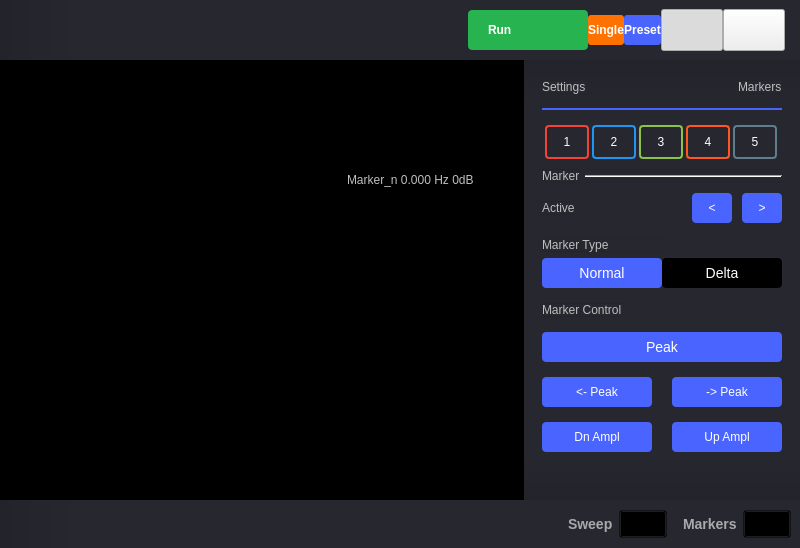
The window that ui/spectrum_analyzer.ui (analogdevicesinc/scopy) describes before a commit, drawn with Qt 5.
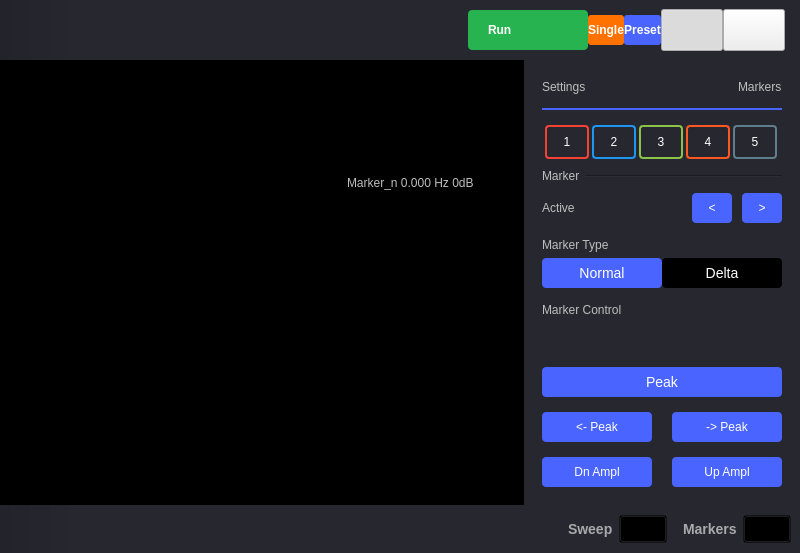
The same window after the commit. Icons and pictures are not drawn. Custom widgets are drawn as their Qt base class.

Commit message:
SpectrumAnalyzer: Add spin button to control fixed markers position
Besides changing the marker position using drag and drop the user should
also have the option to change the frequency manually by typing the
desired frequency at which the marker should be positioned at.

Patch:
```diff
--- a/ui/spectrum_analyzer.ui
+++ b/ui/spectrum_analyzer.ui
@@ -7,7 +7,7 @@
     <x>0</x>
     <y>0</y>
     <width>800</width>
-    <height>548</height>
+    <height>553</height>
    </rect>
   </property>
   <property name="windowTitle">
@@ -439,7 +439,13 @@
         <item>
          <widget class="adiscope::MenuAnim" name="rightMenu" native="true">
           <property name="styleSheet">
-           <string notr="true">background-color: qlineargradient(spread:pad, x1:0, y1:0, x2:0, y2:1, stop:0 rgba(35, 35, 43, 255), stop:0.1 rgba(39, 39, 48, 255), stop: 0.9 rgba(39, 39, 48, 255), stop: 1 rgba(35, 35, 43, 255));</string>
+           <string notr="true">QWidget#rightMenu {
+  background-color: qlineargradient(spread:pad, x1:0, y1:0, x2:0, y2:1, stop:0 rgba(35, 35, 43, 255), stop:0.1 rgba(39, 39, 48, 255), stop: 0.9 rgba(39, 39, 48, 255), stop: 1 rgba(35, 35, 43, 255));
+}
+
+QWidget {
+   background-color: rgba(39, 39, 48, 255);
+}</string>
           </property>
           <layout class="QVBoxLayout" name="verticalLayout_2">
            <property name="spacing">
@@ -1395,6 +1401,82 @@
                   <number>15</number>
                  </property>
                  <item row="3" column="2">
+                  <widget class="QPushButton" name="btnRightPeak">
+                   <property name="sizePolicy">
+                    <sizepolicy hsizetype="Fixed" vsizetype="Fixed">
+                     <horstretch>0</horstretch>
+                     <verstretch>0</verstretch>
+                    </sizepolicy>
+                   </property>
+                   <property name="styleSheet">
+                    <string notr="true">QPushButton {
+color: white;
+background-color: #4A64FF;
+height: 30px;
+width: 110px;
+border-radius: 4px;
+}
+QPushButton:disabled {
+background-color: grey;
+}
+QPushButton:pressed {
+background-color: #F45000;
+}</string>
+                   </property>
+                   <property name="text">
+                    <string>-&gt; Peak</string>
+                   </property>
+                  </widget>
+                 </item>
+                 <item row="0" column="0">
+                  <widget class="QLabel" name="label_8">
+                   <property name="sizePolicy">
+                    <sizepolicy hsizetype="Fixed" vsizetype="Fixed">
+                     <horstretch>0</horstretch>
+                     <verstretch>0</verstretch>
+                    </sizepolicy>
+                   </property>
+                   <property name="text">
+                    <string>Marker Control</string>
+                   </property>
+                  </widget>
+                 </item>
+                 <item row="3" column="1">
+                  <spacer name="horizontalSpacer_10">
+                   <property name="orientation">
+                    <enum>Qt::Horizontal</enum>
+                   </property>
+                   <property name="sizeHint" stdset="0">
+                    <size>
+                     <width>0</width>
+                     <height>10</height>
+                    </size>
+                   </property>
+                  </spacer>
+                 </item>
+                 <item row="4" column="0">
+                  <widget class="QPushButton" name="btnDnAmplPeak">
+                   <property name="styleSheet">
+                    <string notr="true">QPushButton {
+color: white;
+background-color: #4A64FF;
+height: 30px;
+width: 110px;
+border-radius: 4px;
+}
+QPushButton:disabled {
+background-color: grey;
+}
+QPushButton:pressed {
+background-color: #F45000;
+}</string>
+                   </property>
+                   <property name="text">
+                    <string>Dn Ampl</string>
+                   </property>
+                  </widget>
+                 </item>
+                 <item row="4" column="2">
                   <widget class="QPushButton" name="btnUpAmplPeak">
                    <property name="styleSheet">
                     <string notr="true">QPushButton {
@@ -1416,7 +1498,7 @@
                    </property>
                   </widget>
                  </item>
-                 <item row="2" column="0">
+                 <item row="3" column="0">
                   <widget class="QPushButton" name="btnLeftPeak">
                    <property name="sizePolicy">
                     <sizepolicy hsizetype="Fixed" vsizetype="Fixed">
@@ -1444,7 +1526,7 @@
                    </property>
                   </widget>
                  </item>
-                 <item row="1" column="0" colspan="3">
+                 <item row="2" column="0" colspan="3">
                   <widget class="QPushButton" name="btnMaxPeak">
                    <property name="sizePolicy">
                     <sizepolicy hsizetype="Minimum" vsizetype="Fixed">
@@ -1475,81 +1557,34 @@
                    </property>
                   </widget>
                  </item>
-                 <item row="2" column="2">
-                  <widget class="QPushButton" name="btnRightPeak">
-                   <property name="sizePolicy">
-                    <sizepolicy hsizetype="Fixed" vsizetype="Fixed">
-                     <horstretch>0</horstretch>
-                     <verstretch>0</verstretch>
-                    </sizepolicy>
-                   </property>
-                   <property name="styleSheet">
-                    <string notr="true">QPushButton {
-color: white;
-background-color: #4A64FF;
-height: 30px;
-width: 110px;
-border-radius: 4px;
-}
-QPushButton:disabled {
-background-color: grey;
-}
-QPushButton:pressed {
-background-color: #F45000;
-}</string>
-                   </property>
-                   <property name="text">
-                    <string>-&gt; Peak</string>
-                   </property>
-                  </widget>
-                 </item>
-                 <item row="0" column="0">
-                  <widget class="QLabel" name="label_8">
-                   <property name="sizePolicy">
-                    <sizepolicy hsizetype="Fixed" vsizetype="Fixed">
-                     <horstretch>0</horstretch>
-                     <verstretch>0</verstretch>
-                    </sizepolicy>
-                   </property>
-                   <property name="text">
-                    <string>Marker Control</string>
-                   </property>
-                  </widget>
-                 </item>
-                 <item row="3" column="0">
-                  <widget class="QPushButton" name="btnDnAmplPeak">
-                   <property name="styleSheet">
-                    <string notr="true">QPushButton {
-color: white;
-background-color: #4A64FF;
-height: 30px;
-width: 110px;
-border-radius: 4px;
-}
-QPushButton:disabled {
-background-color: grey;
-}
-QPushButton:pressed {
-background-color: #F45000;
-}</string>
-                   </property>
-                   <property name="text">
-                    <string>Dn Ampl</string>
-                   </property>
-                  </widget>
-                 </item>
-                 <item row="2" column="1">
-                  <spacer name="horizontalSpacer_10">
-                   <property name="orientation">
-                    <enum>Qt::Horizontal</enum>
-                   </property>
-                   <property name="sizeHint" stdset="0">
+                 <item row="1" column="0" colspan="3">
+                  <widget class="adiscope::PositionSpinButton" name="marker_freq_pos" native="true">
+                   <property name="minimumSize">
                     <size>
                      <width>0</width>
-                     <height>10</height>
+                     <height>20</height>
                     </size>
                    </property>
-                  </spacer>
+                   <property name="name" stdset="0">
+                    <string>Frequency Position</string>
+                   </property>
+                   <property name="min_value" stdset="0">
+                    <double>0.000000000000000</double>
+                   </property>
+                   <property name="max_value" stdset="0">
+                    <double>50000000.000000000000000</double>
+                   </property>
+                   <property name="units" stdset="0">
+                    <stringlist>
+                     <string>Hz=1e0</string>
+                     <string>kHz=1e3</string>
+                     <string>MHz=1e6</string>
+                    </stringlist>
+                   </property>
+                   <property name="show_progress" stdset="0">
+                    <bool>true</bool>
+                   </property>
+                  </widget>
                  </item>
                 </layout>
                </item>
```
The commit also changes 4 other files.
